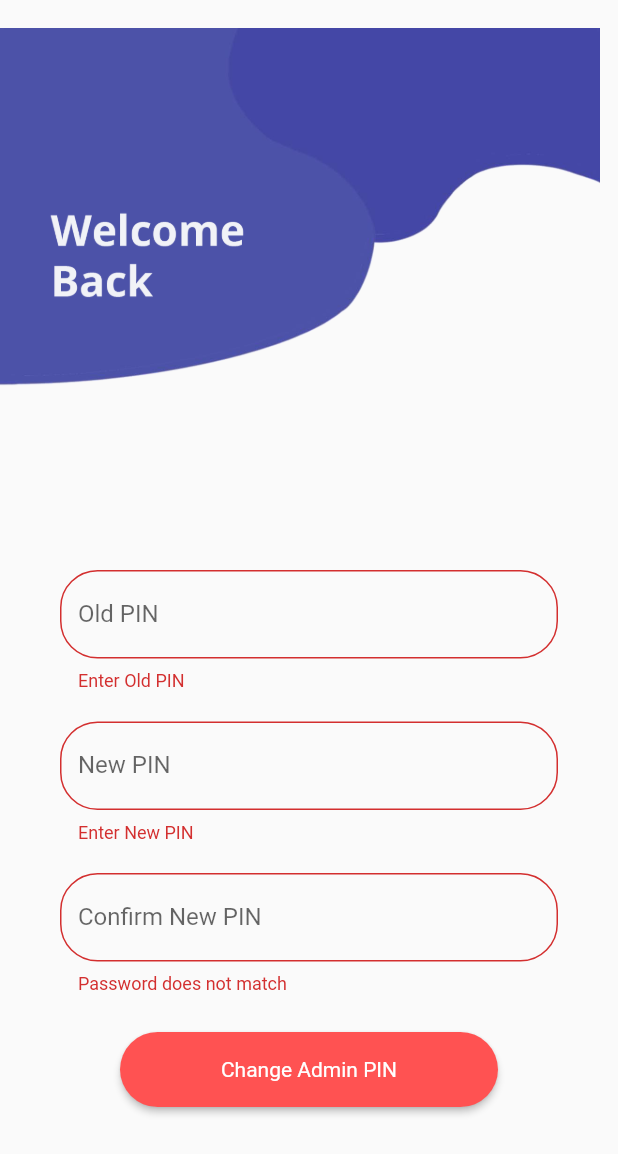
After one commit to ccaian/Team-13-ITP-SE-39, a Flutter app: the ChangePINPage screen opened by its route, after a tap on "Change Admin PIN", on a phone screen of 412 x 824 dp. The commit adds this screen. Shown: the top 1154 px of the screen. Run offline on Flutter 3.47's test engine with Material 2 defaults, Android fonts, the phone set to English and light mode, and no system bars; our stand-ins replace circular_profile_avatar, cloud_firestore, datetime_picker_formfield, firebase_auth, firebase_core, firebase_database and 10 more; missing offline and left inert: dart:ffi, image_downloader; accounts and stored records are empty.

Commit message:
/Darrell/ Set up Admin PIN

```diff
--- /dev/null
+++ b/lib/adminpin.dart
@@ -0,0 +1,191 @@
+import 'package:firebase_database/firebase_database.dart';
+import 'package:crypto/crypto.dart';
+import 'dart:convert';
+import 'package:flutter/material.dart';
+import 'package:fluttertoast/fluttertoast.dart';
+import 'package:shared_preferences/shared_preferences.dart';
+
+class ChangePINPage extends StatefulWidget {
+  @override
+  _ChangePINPageState createState() => _ChangePINPageState();
+}
+
+class _ChangePINPageState extends State<ChangePINPage> {
+  // text field state
+  var _oldPIN, _newPIN;
+
+  // Password Regex Expression
+  RegExp passwordRegExp = new RegExp(
+      r'^(?=.*?[A-Z])(?=.*?[a-z])(?=.*?[0-9])(?=.*?[!@#\$&*~]).{8,}$');
+
+  final _formKey = GlobalKey<FormState>();
+  final _userDbRef = FirebaseDatabase.instance.reference().child("user");
+
+  @override
+  Widget build(BuildContext context) {
+    final shape =
+        RoundedRectangleBorder(borderRadius: BorderRadius.circular(25));
+    return new Scaffold(
+        resizeToAvoidBottomInset: false,
+        body: new SingleChildScrollView(
+            //padding: const EdgeInsets.fromLTRB(40.0, 0.0, 40.0, 20.0),
+            child: Form(
+          key: _formKey,
+          child:
+              Column(crossAxisAlignment: CrossAxisAlignment.start, children: <
+                  Widget>[
+            FittedBox(
+              child: new Image.asset(
+                'assets/loginsplash.png',
+                width: 400,
+                height: 380,
+              ),
+              fit: BoxFit.fill,
+            ),
+            Padding(
+              padding: const EdgeInsets.fromLTRB(40.0, 0.0, 40.0, 20.0),
+              child: TextFormField(
+                obscureText: true,
+                decoration: InputDecoration(
+                  fillColor: Colors.grey,
+                  border: new OutlineInputBorder(
+                    borderRadius: const BorderRadius.all(
+                      const Radius.circular(25),
+                    ),
+                  ),
+                  labelText: 'Old PIN',
+                ),
+                validator: (val) {
+                  if (val!.isEmpty) {
+                    return 'Enter Old PIN';
+                  } else {
+                    return null;
+                  }
+                },
+                onChanged: (val) {
+                  setState(() => _oldPIN = val.trim());
+                },
+              ),
+            ),
+            Padding(
+              padding: const EdgeInsets.fromLTRB(40.0, 0.0, 40.0, 20.0),
+              child: TextFormField(
+                obscureText: true,
+                decoration: InputDecoration(
+                  fillColor: Colors.grey,
+                  border: new OutlineInputBorder(
+                    borderRadius: const BorderRadius.all(
+                      const Radius.circular(25),
+                    ),
+                  ),
+                  labelText: 'New PIN',
+                ),
+                validator: (val) {
+                  if (val!.isEmpty) {
+                    return 'Enter New PIN';
+                  } else if (!passwordRegExp.hasMatch(val)) {
+                    return 'Enter a PIN with at least 8 characters, Lower case, Upper case, alphanumeric and special case letter';
+                  } else {
+                    return null;
+                  }
+                },
+                onChanged: (val) {
+                  setState(() => _newPIN = val.trim());
+                },
+              ),
+            ),
+            Padding(
+              padding: const EdgeInsets.fromLTRB(40.0, 0.0, 40.0, 5.0),
+              child: TextFormField(
+                obscureText: true,
+                decoration: InputDecoration(
+                  fillColor: Colors.grey,
+                  border: new OutlineInputBorder(
+                    borderRadius: const BorderRadius.all(
+                      const Radius.circular(25),
+                    ),
+                  ),
+                  labelText: 'Confirm New PIN',
+                ),
+                validator: (val) =>
+                    val != _newPIN ? 'Password does not match' : null,
+              ),
+            ),
+            new Row(mainAxisAlignment: MainAxisAlignment.center, children: <
+                Widget>[
+              Expanded(
+                  child: Padding(
+                      padding: const EdgeInsets.fromLTRB(80.0, 20.0, 80.0, 0.0),
+                      child: ElevatedButton(
+                        style: ElevatedButton.styleFrom(
+                          primary: Colors.redAccent,
+                          minimumSize: Size(50, 50),
+                          shape: shape,
+                        ),
+                        child: new Text(
+                          "Change Admin PIN",
+                          textAlign: TextAlign.center,
+                          style: TextStyle(
+                            fontSize: 14.0,
+                            fontWeight: FontWeight.normal,
+                            color: Colors.white,
+                          ),
+                        ),
+                        onPressed: () async {
+                          if (_formKey.currentState!.validate()) {
+                            print('pressed reset');
+                            _setNewPIN(_oldPIN, _newPIN);
+                          }
+                        },
+                      )))
+            ]),
+          ]),
+        )));
+  }
+
+  void _setNewPIN(String currentPIN, String newPIN) async {
+    SharedPreferences prefs = await SharedPreferences.getInstance();
+
+    var adminPin = prefs.getString('adminPin').toString();
+    var firebaseKey = prefs.getString('firebaseKey');
+
+    var currentPINBytes = utf8.encode(currentPIN);                       // data being hashed
+    var currentHashedPin = sha256.convert(currentPINBytes).toString();   // Hashing Process
+
+    if(adminPin == currentHashedPin) {
+
+      var newPINBytes = utf8.encode(newPIN);                  // data being hashed
+      var newHashedPin = sha256.convert(newPINBytes).toString();   // Hashing Process
+
+      _userDbRef.child(firebaseKey).update(
+          {
+            'adminPin': newHashedPin.toString()
+          });
+
+      prefs.setString('adminPin', newHashedPin.toString());
+
+      Fluttertoast.showToast(
+          msg: "Successfully changed Admin PIN",
+          toastLength: Toast.LENGTH_SHORT,
+          gravity: ToastGravity.CENTER,
+          timeInSecForIosWeb: 1,
+          backgroundColor: Colors.red,
+          textColor: Colors.white,
+          fontSize: 16.0);
+      print("Successfully changed Admin PIN");
+
+      // user is a parent and this is the first login
+      Navigator.of(context).pushReplacementNamed('/setting');
+    } else {
+      Fluttertoast.showToast(
+          msg: "PIN does not match",
+          toastLength: Toast.LENGTH_SHORT,
+          gravity: ToastGravity.CENTER,
+          timeInSecForIosWeb: 1,
+          backgroundColor: Colors.red,
+          textColor: Colors.white,
+          fontSize: 16.0);
+      print("PIN does not match");
+    }
+  }
+}
--- a/lib/changepassword.dart
+++ b/lib/changepassword.dart
@@ -16,7 +16,7 @@ class ChangePasswordPage extends StatefulWidget{
 class _ChangePasswordPageState extends State<ChangePasswordPage> {
 
   // text field state
-  var _oldPassword, _newPassword, _cfmPassword;
+  var _oldPassword, _newPassword;
 
   // Password Regex Expression
   RegExp passwordRegExp = new RegExp(r'^(?=.*?[A-Z])(?=.*?[a-z])(?=.*?[0-9])(?=.*?[!@#\$&*~]).{8,}$');
@@ -112,9 +112,6 @@ class _ChangePasswordPageState extends State<ChangePasswordPage> {
                     ),
                     validator: (val) =>
                     val != _newPassword ? 'Password does not match' : null,
-                    onChanged: (val) {
-                      setState(() => _cfmPassword = val.trim());
-                    },
                   ),
                 ),
                 Padding(
--- a/lib/route_generator.dart
+++ b/lib/route_generator.dart
@@ -1,4 +1,5 @@
 import 'package:flutter/material.dart';
+import 'package:growth_app/adminpin.dart';
 import 'package:growth_app/changepassword.dart';
 import 'package:growth_app/login.dart';
 import 'package:growth_app/main.dart';
@@ -27,6 +28,8 @@ class RouteGenerator {
         return MaterialPageRoute(builder: (_) => UserProfilePage());
       case '/changePassword':
         return MaterialPageRoute(builder: (_) => ChangePasswordPage());
+      case '/changeAdminPIN':
+        return MaterialPageRoute(builder: (_) => ChangePINPage());
       case '/adminHome':
         return MaterialPageRoute(builder: (_) => WorkerSelFamily());
       case '/parentHome':
```
Also changed, not shown: lib/login.dart (+9 -5 lines), lib/profilesetup.dart (+26 -39 lines), lib/register.dart (+2 -7 lines), lib/setting.dart (+46 -2 lines), 1 other file.
